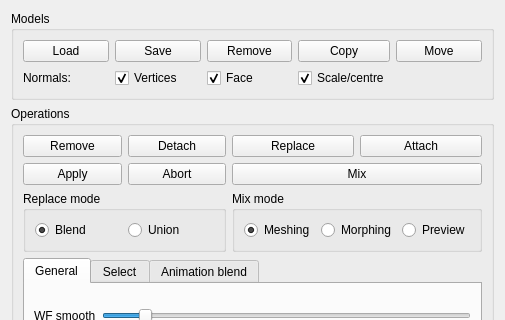
This is widgets/skinmixer_manager.ui in stefanonuvoli/skinmixer as Qt 5 draws it before an edit; both pictures show x 0 to 505 and y 0 to 320 of the 505 by 862 pixel window. The edited form follows.
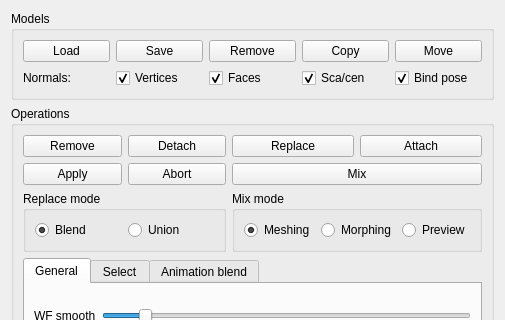
This is the edited form. The open tabs and pages were chosen to show the change.

Commit message: Fbx models importer

What changed in the file:
```diff
--- a/widgets/skinmixer_manager.ui
+++ b/widgets/skinmixer_manager.ui
@@ -61,7 +61,7 @@
       <item row="2" column="3">
        <widget class="QCheckBox" name="updateFaceNormalsCheckBox">
         <property name="text">
-         <string>Face</string>
+         <string>Faces</string>
         </property>
         <property name="checked">
          <bool>true</bool>
@@ -71,7 +71,7 @@
       <item row="2" column="4">
        <widget class="QCheckBox" name="scaleOn1AndCenterCheckBox">
         <property name="text">
-         <string>Scale/centre</string>
+         <string>Sca/cen</string>
         </property>
         <property name="checked">
          <bool>true</bool>
@@ -92,6 +92,16 @@
         </property>
        </widget>
       </item>
+      <item row="2" column="5">
+       <widget class="QCheckBox" name="modelBindPoseCheckBox">
+        <property name="text">
+         <string>Bind pose</string>
+        </property>
+        <property name="checked">
+         <bool>true</bool>
+        </property>
+       </widget>
+      </item>
      </layout>
     </widget>
    </item>
```
Left out of the diff: 2 changed lines with no effect on the pictures. The commit also changes 1 other file.
